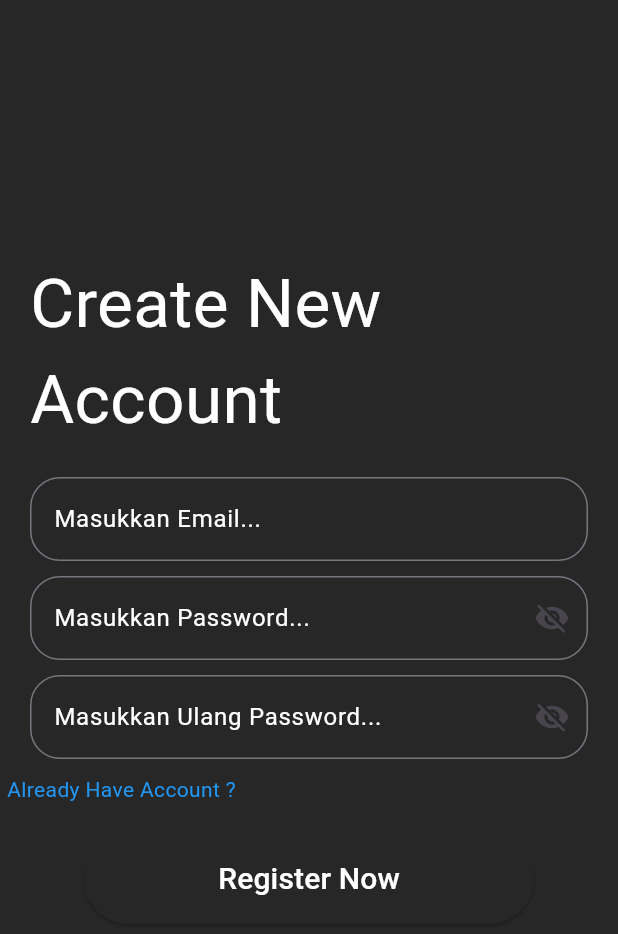
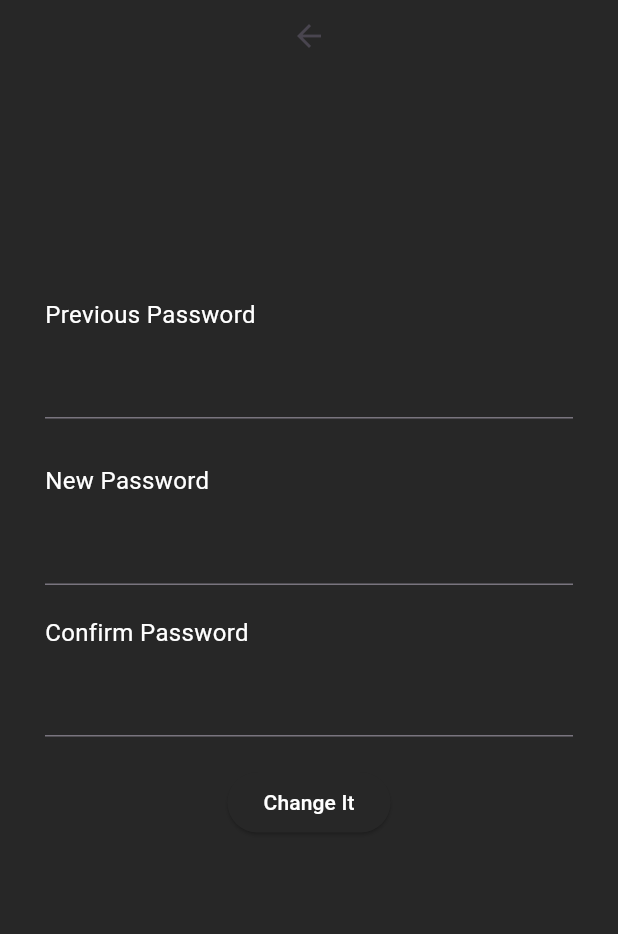
Before and after one commit to Ivander-Destian-Luis/FluX, a Flutter app: the screen it shows after launch, on a phone screen of 412 x 824 dp. Shown: the top 934 px of the screen. Run offline on Flutter 3.47's test engine with Material 3 defaults, Android fonts, the phone set to English and light mode, and no system bars; our stand-ins replace cloud_firestore, firebase_auth, firebase_core, firebase_database, firebase_storage, shared_preferences; accounts and stored records are empty.

Commit message:
Rough draft of change password screen

```diff
--- a/lib/main.dart
+++ b/lib/main.dart
@@ -2,6 +2,7 @@ import 'package:firebase_core/firebase_core.dart';
 import 'package:flutter/material.dart';
 import 'package:flux/firebase_options.dart';
 import 'package:flux/screen/browse_screen.dart';
+import 'package:flux/screen/change_password_screen.dart';
 import 'package:flux/screen/home_screen.dart';
 import 'package:flux/screen/input_data_screen.dart';
 import 'package:flux/screen/login_screen.dart';
@@ -27,11 +28,12 @@ class MainApp extends StatelessWidget {
   @override
   Widget build(BuildContext context) {
     return MaterialApp(
-      home: RegisterScreen(),
+      home: ChangePasswordScreen(),
       initialRoute: '/',
       routes: {
         '/browse_screen': (context) => const BrowseScreen(),
         '/home_screen': (context) => const HomeScreen(),
+        'changePassword_screen': (context) => const ChangePasswordScreen(),
         '/login_screen': (context) => const LoginScreen(),
         '/notification_screen': (context) => const NotificationScreen(),
         '/posting_screen': (context) => const PostingScreen(),
--- /dev/null
+++ b/lib/screen/change_password_screen.dart
@@ -0,0 +1,213 @@
+import 'package:firebase_auth/firebase_auth.dart';
+import 'package:flutter/material.dart';
+import 'package:flux/color_pallete.dart';
+import 'package:flux/models/account.dart';
+import 'package:flux/screen/login_screen.dart';
+import 'package:flux/services/authentication_service.dart';
+import 'package:shared_preferences/shared_preferences.dart';
+import 'package:flux/services/account_service.dart';
+
+class ChangePasswordScreen extends StatefulWidget {
+  const ChangePasswordScreen({super.key});
+
+  @override
+  State<ChangePasswordScreen> createState() => _ChangePasswordScreenState();
+}
+
+class _ChangePasswordScreenState extends State<ChangePasswordScreen> {
+  final TextEditingController _previousPasswordController =
+      TextEditingController();
+  final TextEditingController _newPasswordController = TextEditingController();
+  final TextEditingController _confirmPasswordController =
+      TextEditingController();
+  String _errorText = '';
+  late Account account;
+  late ColorPallete colorPallete;
+  late SharedPreferences prefs;
+  bool _obscurePassword = true;
+  bool _isLoading = true;
+
+  @override
+  void initState() {
+    super.initState();
+    initialize();
+  }
+
+  void initialize() async {
+    prefs = await SharedPreferences.getInstance().then((value) async {
+      colorPallete = value.getBool('isDarkMode') ?? true
+          ? DarkModeColorPallete()
+          : LightModeColorPallete();
+
+      setState(() {
+        _isLoading = false;
+      });
+      return value;
+    });
+  }
+
+  void passwordValidation() async {
+    final previousPassword = _previousPasswordController.text.trim();
+    final newPassword = _newPasswordController.text.trim();
+    final confirmPassword = _confirmPasswordController.text.trim();
+
+    if (newPassword.length < 8 ||
+        !newPassword.contains(RegExp(r'[A-Z]')) ||
+        !newPassword.contains(RegExp(r'[a-z]')) ||
+        !newPassword.contains(RegExp(r'[0-9]'))) {
+      setState(() {
+        _errorText = 'Minimal 8 Karakter, kombinasi [A-Z], [a-z], [0-9]';
+      });
+      return;
+    }
+
+    if (newPassword != confirmPassword) {
+      setState(() {
+        _errorText = 'Password baru dan konfirmasi password tidak cocok';
+      });
+      return;
+    }
+
+    try {
+      User? user = FirebaseAuth.instance.currentUser;
+      if (user != null) {
+        AuthCredential credential = EmailAuthProvider.credential(
+          email: user.email!,
+          password: previousPassword,
+        );
+
+        await user.reauthenticateWithCredential(credential);
+
+        await user.updatePassword(newPassword);
+        await FirebaseAuth.instance.signOut();
+        Navigator.pushReplacementNamed(context, '/login_screen');
+      }
+    } catch (e) {
+      setState(() {
+        _errorText = 'Failed to update password: $e';
+      });
+    }
+  }
+
+  @override
+  Widget build(BuildContext context) {
+    return _isLoading
+        ? const Center(child: CircularProgressIndicator())
+        : Scaffold(
+            backgroundColor: colorPallete.backgroundColor,
+            body: ListView(
+              physics: const NeverScrollableScrollPhysics(),
+              children: [
+                IconButton(
+                  icon: Icon(Icons.arrow_back),
+                  onPressed: () {
+                    Navigator.push(
+                      context,
+                      MaterialPageRoute(builder: (context) => LoginScreen()),
+                    );
+                  },
+                ),
+                Column(
+                  crossAxisAlignment: CrossAxisAlignment.start,
+                  children: [
+                    Column(
+                      crossAxisAlignment: CrossAxisAlignment.start,
+                      children: [
+                        Padding(
+                          padding: EdgeInsets.only(
+                              top: 150, left: 30.0, right: 30.0, bottom: 10),
+                          child: Text('Previous Password',
+                              style: TextStyle(
+                                  fontSize: 16, color: colorPallete.fontColor)),
+                        ),
+                        Padding(
+                          padding: const EdgeInsets.symmetric(horizontal: 30),
+                          child: TextFormField(
+                            controller: _previousPasswordController,
+                            obscureText: _obscurePassword,
+                            style: TextStyle(color: colorPallete.fontColor),
+                            decoration: InputDecoration(
+                              errorText:
+                                  _errorText.isNotEmpty ? _errorText : null,
+                              border: const UnderlineInputBorder(
+                                  borderSide: BorderSide()),
+                            ),
+                          ),
+                        ),
+                      ],
+                    ),
+                    Column(
+                      crossAxisAlignment: CrossAxisAlignment.start,
+                      children: [
+                        Padding(
+                          padding: EdgeInsets.only(
+                              top: 30.0, left: 30.0, right: 30.0, bottom: 10),
+                          child: Text('New Password',
+                              style: TextStyle(
+                                  fontSize: 16, color: colorPallete.fontColor)),
+                        ),
+                        Padding(
+                          padding: const EdgeInsets.symmetric(horizontal: 30),
+                          child: TextFormField(
+                            controller: _newPasswordController,
+                            obscureText: _obscurePassword,
+                            style: TextStyle(color: colorPallete.fontColor),
+                            decoration: InputDecoration(
+                              errorText:
+                                  _errorText.isNotEmpty ? _errorText : null,
+                              border: const UnderlineInputBorder(
+                                  borderSide: BorderSide()),
+                            ),
+                          ),
+                        ),
+                      ],
+                    ),
+                    Column(
+                      crossAxisAlignment: CrossAxisAlignment.start,
+                      children: [
+                        Padding(
+                          padding: EdgeInsets.only(
+                              left: 30.0, right: 30.0, top: 20, bottom: 10),
+                          child: Text('Confirm Password',
+                              style: TextStyle(
+                                  fontSize: 16, color: colorPallete.fontColor)),
+                        ),
+                        Padding(
+                          padding: const EdgeInsets.only(
+                              left: 30, right: 30, bottom: 20),
+                          child: TextFormField(
+                            controller: _confirmPasswordController,
+                            style: TextStyle(color: colorPallete.fontColor),
+                            decoration: InputDecoration(
+                              errorText:
+                                  _errorText.isNotEmpty ? _errorText : null,
+                              border: const UnderlineInputBorder(
+                                  borderSide: BorderSide()),
+                            ),
+                            obscureText: _obscurePassword,
+                          ),
+                        ),
+                      ],
+                    ),
+                    Row(
+                      mainAxisAlignment: MainAxisAlignment.center,
+                      children: [
+                        ElevatedButton(
+                            onPressed: () {
+                              passwordValidation();
+                            },
+                            style: ElevatedButton.styleFrom(
+                                backgroundColor: colorPallete.backgroundColor),
+                            child: Text(
+                              'Change It',
+                              style: TextStyle(color: colorPallete.fontColor),
+                            )),
+                      ],
+                    ),
+                  ],
+                ),
+              ],
+            ),
+          );
+  }
+}
```
Also changed, not shown: pubspec.lock.
